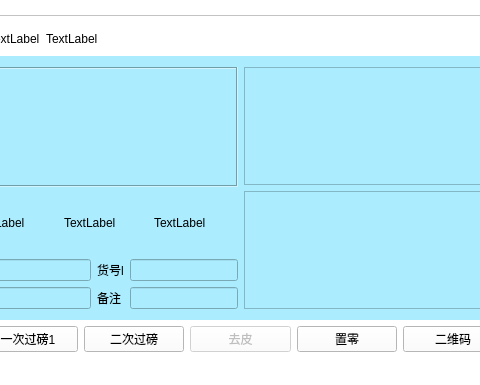
Qt form WeighSensor/index.ui (xsw258x2s5w8/WeightSensor) before a commit; both pictures show x 139 to 619 and y 0 to 385 of the 759 by 385 pixel window.
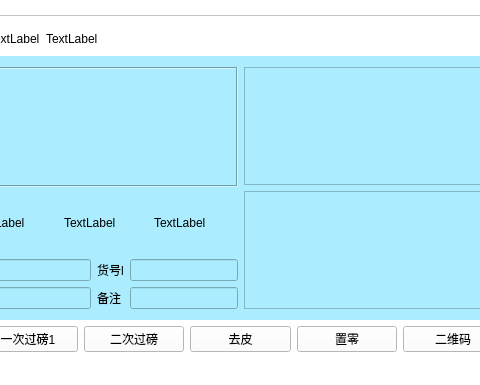
The same form after that commit.

```diff
--- a/WeighSensor/index.ui
+++ b/WeighSensor/index.ui
@@ -657,7 +657,7 @@
       <item>
        <widget class="QPushButton" name="pushButton_7">
         <property name="enabled">
-         <bool>false</bool>
+         <bool>true</bool>
         </property>
         <property name="text">
          <string>去皮</string>
```
Left out of the diff: 2 changed lines with no effect on the pictures.
